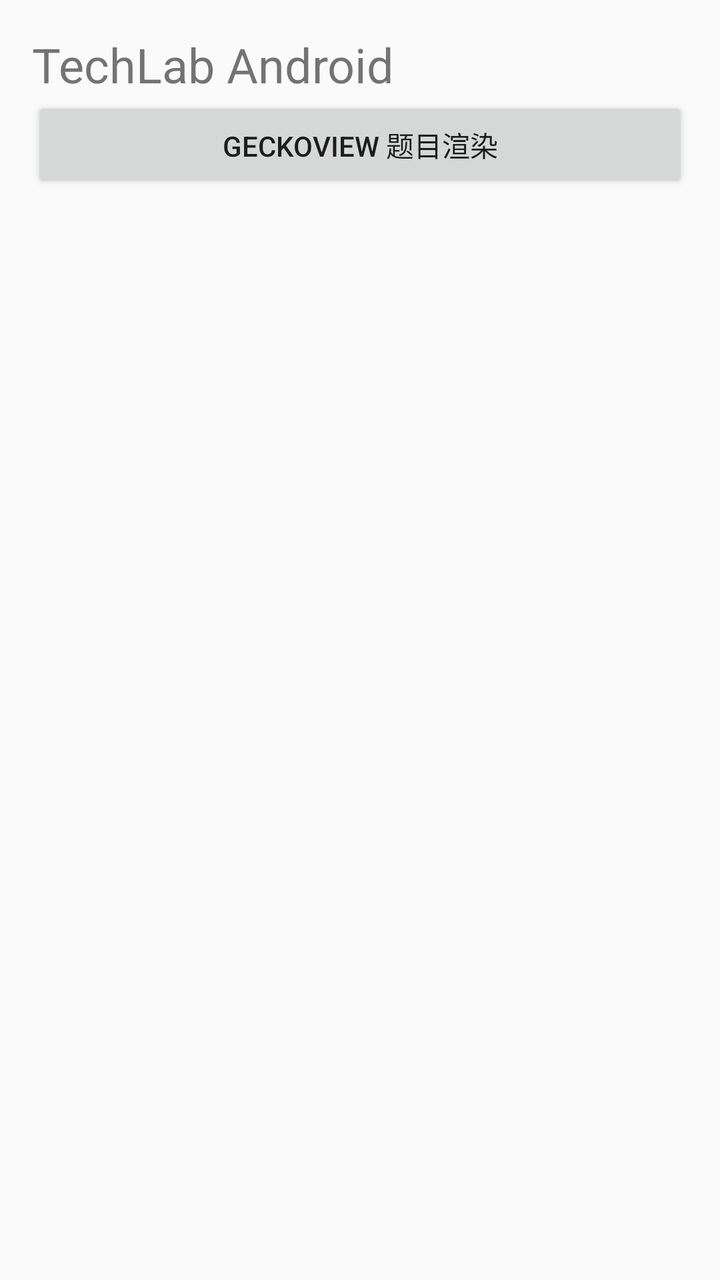
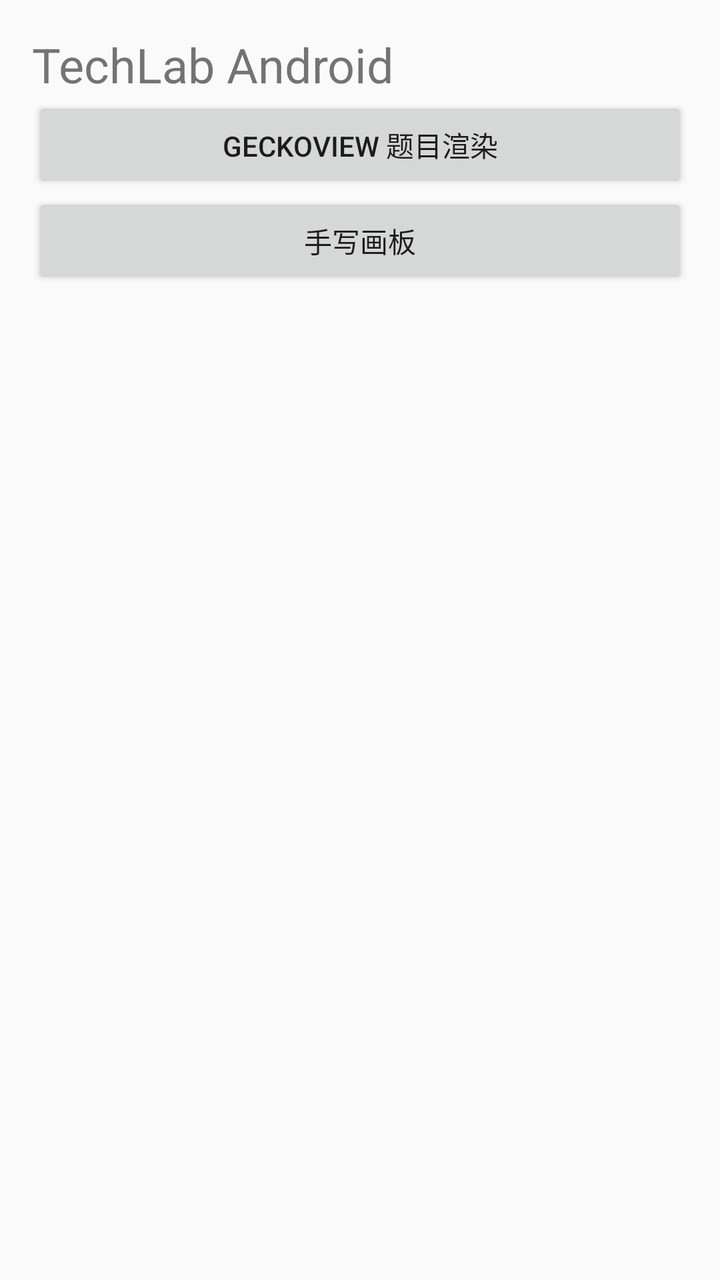

Before-and-after screenshots of an Android layout around one commit, followed by the original layout XML and the change that was made.
<!-- AndroidManifest.xml: application theme android:Theme.Material.Light.NoActionBar -->
<!-- res/layout/activity_main.xml -->
<?xml version="1.0" encoding="utf-8"?>
<LinearLayout xmlns:android="http://schemas.android.com/apk/res/android"
    android:layout_width="match_parent"
    android:layout_height="match_parent"
    android:orientation="vertical"
    android:padding="16dp">

    <TextView
        android:layout_width="wrap_content"
        android:layout_height="wrap_content"
        android:text="@string/app_title"
        android:textSize="24sp" />

    <Button
        android:id="@+id/open_renderer"
        android:layout_width="match_parent"
        android:layout_height="wrap_content"
        android:text="@string/open_renderer" />
</LinearLayout>
<!-- resources referenced by this layout -->
<resources>
  <string name="app_title">TechLab Android</string>
  <string name="open_renderer">GeckoView 题目渲染</string>
</resources>

<!-- the commit's change to res/layout/activity_main.xml (unified diff, before → after) -->
@@ -16,4 +16,9 @@
         android:layout_width="match_parent"
         android:layout_height="wrap_content"
         android:text="@string/open_renderer" />
+    <Button
+        android:id="@+id/open_handwriting"
+        android:layout_width="match_parent"
+        android:layout_height="wrap_content"
+        android:text="@string/open_handwriting" />
 </LinearLayout>
<!-- resource entries referenced after the edit -->
@@ -1,6 +1,7 @@
 <!-- resources referenced by this layout -->
 <resources>
   <string name="app_title">TechLab Android</string>
+  <string name="open_handwriting">手写画板</string>
   <string name="open_renderer">GeckoView 题目渲染</string>
 </resources>
 
